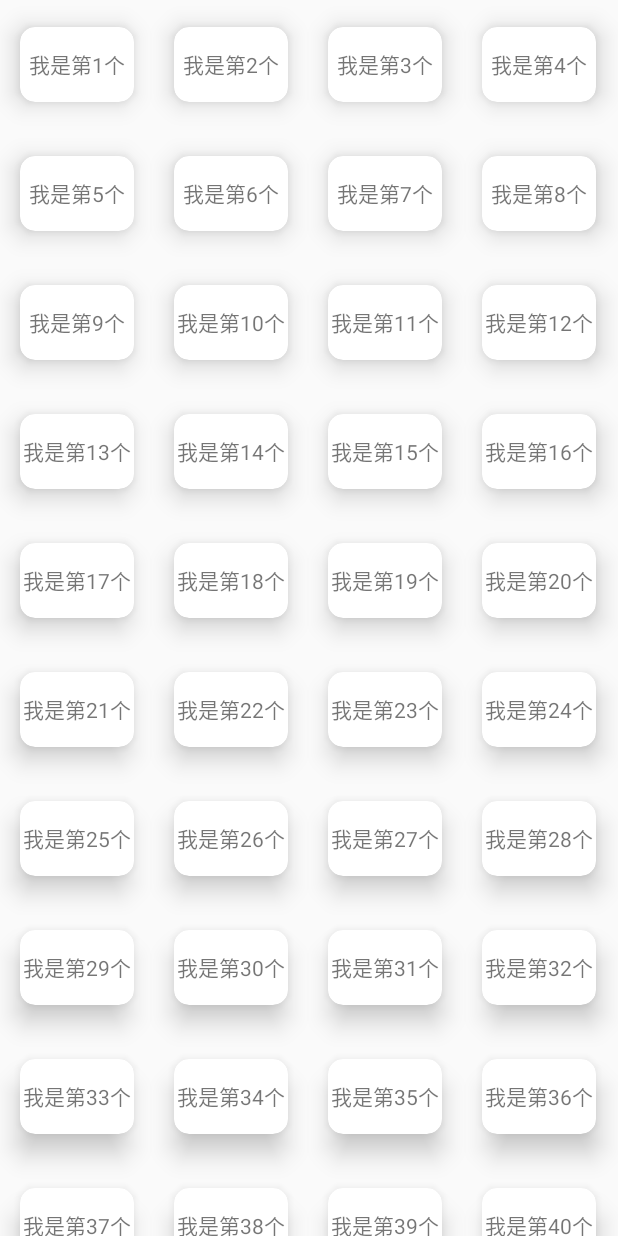
After one commit to sword30021/design-library-study, an Android app: the RecyclerViewActivity screen opened directly, with no data from a screen before it, on a phone screen of 412 x 824 dp. The commit adds this screen. Run offline under Robolectric (Android 15) with nearby library versions, the phone set to English and light mode, and no system bars; our stand-ins replace ButterKnife.

Commit message:
添加示例代码

```diff
--- a/app/src/main/AndroidManifest.xml
+++ b/app/src/main/AndroidManifest.xml
@@ -15,6 +15,9 @@
                 <category android:name="android.intent.category.LAUNCHER"/>
             </intent-filter>
         </activity>
+        <activity android:name=".activities.TabLayoutActivity"/>
+        <activity android:name=".activities.BottomSheetActivity"/>
+        <activity android:name=".activities.RecyclerViewActivity"/>
     </application>
 
 </manifest>
--- /dev/null
+++ b/app/src/main/java/com/dtkj/activities/RecyclerViewActivity.java
@@ -0,0 +1,55 @@
+package com.dtkj.activities;
+
+import android.os.Bundle;
+import android.support.annotation.Nullable;
+import android.support.v4.widget.SwipeRefreshLayout;
+import android.support.v7.app.AppCompatActivity;
+import android.support.v7.widget.OrientationHelper;
+import android.support.v7.widget.RecyclerView;
+import android.support.v7.widget.StaggeredGridLayoutManager;
+
+import com.dtkj.R;
+import com.dtkj.adapters.RecyclerAdapter;
+
+import java.util.ArrayList;
+import java.util.List;
+
+import butterknife.BindView;
+import butterknife.ButterKnife;
+
+/**
+ * Created by sword on 16/9/28.
+ */
+
+public class RecyclerViewActivity extends AppCompatActivity {
+    @BindView(R.id.list_recycler) RecyclerView mListRecycler;
+    @BindView(R.id.layout_swipe_refresh) SwipeRefreshLayout mLayoutSwipeRefresh;
+
+    @Override
+    protected void onCreate(@Nullable Bundle savedInstanceState) {
+        super.onCreate(savedInstanceState);
+        setContentView(R.layout.activity_recycler_view);
+        ButterKnife.bind(this);
+        StaggeredGridLayoutManager layoutManager = new StaggeredGridLayoutManager(4, StaggeredGridLayoutManager.VERTICAL);
+//        GridLayoutManager layoutManager = new GridLayoutManager(this, 4);
+//        LinearLayoutManager layoutManager = new LinearLayoutManager(this);
+        mListRecycler.setLayoutManager(layoutManager);
+        layoutManager.setOrientation(OrientationHelper.VERTICAL);
+        final List<String> mData = new ArrayList<>();
+        for (int i = 0; i < 50; i++) {
+            mData.add("我是第" + (i + 1) + "个");
+        }
+        final RecyclerAdapter recyclerAdapter = new RecyclerAdapter(mData);
+        mListRecycler.setAdapter(recyclerAdapter);
+
+        mLayoutSwipeRefresh.setColorSchemeResources(android.R.color.holo_blue_bright);
+        mLayoutSwipeRefresh.setOnRefreshListener(new SwipeRefreshLayout.OnRefreshListener() {
+            @Override
+            public void onRefresh() {
+                mData.add(0, "refresh");
+                recyclerAdapter.notifyDataSetChanged();
+                mLayoutSwipeRefresh.setRefreshing(false);
+            }
+        });
+    }
+}
--- /dev/null
+++ b/app/src/main/java/com/dtkj/adapters/RecyclerAdapter.java
@@ -0,0 +1,48 @@
+package com.dtkj.adapters;
+
+import android.support.v7.widget.RecyclerView;
+import android.view.View;
+import android.view.ViewGroup;
+import android.widget.TextView;
+
+import com.dtkj.R;
+
+import java.util.List;
+
+/**
+ * Created by sword on 16/9/28.
+ */
+
+public class RecyclerAdapter extends RecyclerView.Adapter<RecyclerAdapter.ViewHolder> {
+    private List<String> itemList;
+
+    public RecyclerAdapter(List<String> itemList) {
+        this.itemList = itemList;
+    }
+
+    @Override
+    public ViewHolder onCreateViewHolder(ViewGroup parent, int viewType) {
+        View view = View.inflate(parent.getContext(), R.layout.adapter_recycler, null);
+        ViewHolder viewHolder = new ViewHolder(view);
+        return viewHolder;
+    }
+
+    @Override
+    public void onBindViewHolder(ViewHolder holder, int position) {
+        holder.itemName.setText(itemList.get(position));
+    }
+
+    @Override
+    public int getItemCount() {
+        return itemList.size();
+    }
+
+    class ViewHolder extends RecyclerView.ViewHolder {
+        TextView itemName;
+
+        public ViewHolder(View itemView) {
+            super(itemView);
+            itemName = (TextView) itemView.findViewById(R.id.item_name);
+        }
+    }
+}
--- /dev/null
+++ b/app/src/main/res/layout/activity_recycler_view.xml
@@ -0,0 +1,14 @@
+<?xml version="1.0" encoding="utf-8"?>
+<android.support.v4.widget.SwipeRefreshLayout
+    android:id="@+id/layout_swipe_refresh"
+    xmlns:android="http://schemas.android.com/apk/res/android"
+    xmlns:app="http://schemas.android.com/apk/res-auto"
+    android:layout_width="match_parent"
+    android:layout_height="match_parent"
+    android:orientation="vertical">
+
+    <android.support.v7.widget.RecyclerView
+        android:id="@+id/list_recycler"
+        android:layout_width="match_parent"
+        android:layout_height="match_parent"></android.support.v7.widget.RecyclerView>
+</android.support.v4.widget.SwipeRefreshLayout>
--- /dev/null
+++ b/app/src/main/res/layout/adapter_recycler.xml
@@ -0,0 +1,21 @@
+<?xml version="1.0" encoding="utf-8"?>
+<android.support.v7.widget.CardView
+    xmlns:android="http://schemas.android.com/apk/res/android"
+    xmlns:card_view="http://schemas.android.com/apk/res-auto"
+    android:layout_width="match_parent"
+    android:layout_height="match_parent"
+    android:clickable="true"
+    android:foreground="?android:attr/selectableItemBackground"
+    android:minWidth="300dp"
+    android:orientation="vertical"
+    card_view:cardCornerRadius="10dp"
+    card_view:cardElevation="10dp"
+    card_view:cardPreventCornerOverlap="true"
+    card_view:cardUseCompatPadding="true">
+
+    <TextView
+        android:id="@+id/item_name"
+        android:layout_width="match_parent"
+        android:layout_height="50dp"
+        android:gravity="center"/>
+</android.support.v7.widget.CardView>
--- a/app/src/main/res/values/styles.xml
+++ b/app/src/main/res/values/styles.xml
@@ -6,6 +6,8 @@
         <item name="colorPrimary">@color/colorPrimary</item>
         <item name="colorPrimaryDark">@color/colorPrimaryDark</item>
         <item name="colorAccent">@color/colorAccent</item>
+        <item name="windowActionBar">false</item>
+        <item name="windowNoTitle">true</item>
     </style>
 
 </resources>
```
Also changed, not shown: app/build.gradle (+17 -1 lines), app/src/main/java/com/dtkj/activities/BottomSheetActivity.java (added, +43 -0 lines), app/src/main/java/com/dtkj/activities/MainActivity.java (+105 -2 lines), app/src/main/java/com/dtkj/activities/TabLayoutActivity.java (added, +30 -0 lines), app/src/main/res/layout/activity_bottom_sheet.xml (added, +43 -0 lines), app/src/main/res/layout/activity_main.xml (+19 -12 lines), app/src/main/res/layout/activity_tablayout.xml (added, +16 -0 lines), app/src/main/res/layout/layout_left_header.xml (added, +17 -0 lines), app/src/main/res/layout/layout_main.xml (added, +39 -0 lines), app/src/main/res/menu/layout_left_menu.xml (added, +23 -0 lines).
